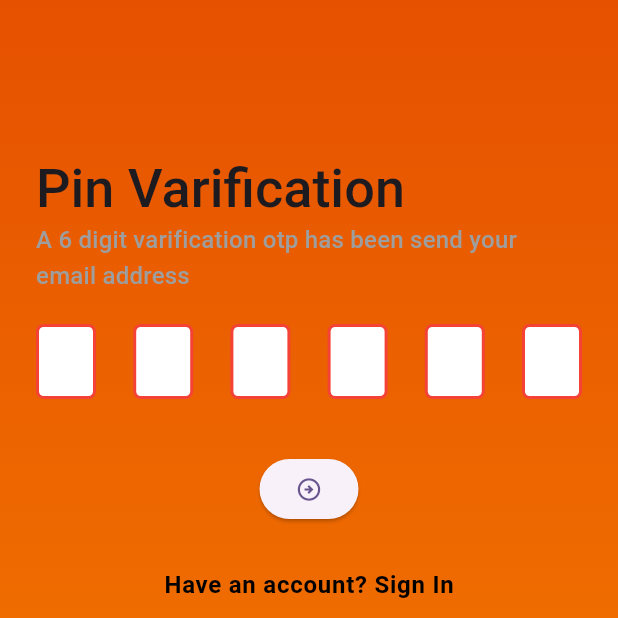
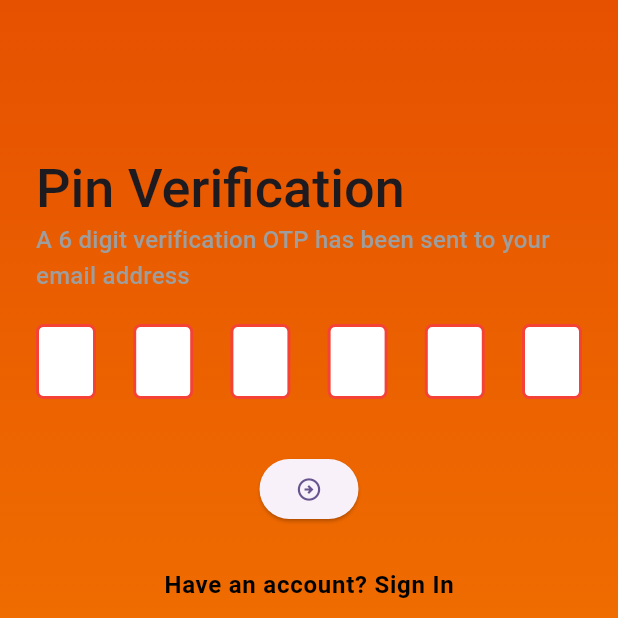
Before and after one commit to loftyala/task_manager_app, a Flutter app: the PinVerificationPage screen opened directly with empty values, after a tap on the "arrow circle right" icon, on a phone screen of 412 x 824 dp, the top half of it. Run offline on Flutter 3.47's test engine with Material 3 defaults, Android fonts, the phone set to English and light mode, and no system bars; drawn by our look-alikes of pin_code_fields; our stand-ins replace flutter_svg, image_picker, shared_preferences; accounts and stored records are empty; network calls fail.

Commit message:
updated more

```diff
--- a/lib/OnBoardingScreens/pinVerification.dart
+++ b/lib/OnBoardingScreens/pinVerification.dart
@@ -1,4 +1,3 @@
-
 import 'package:flutter/gestures.dart';
 import 'package:flutter/material.dart';
 import 'package:pin_code_fields/pin_code_fields.dart';
@@ -8,14 +7,12 @@ import 'package:task_manager_app/style/background.dart';
 import '../Data/utils.dart';
 import '../Data/Model/network_response.dart';
 import '../Data/Service/networkCaller.dart';
-
 class PinVerificationPage extends StatefulWidget {
   PinVerificationPage({super.key, required this.email});
   final String email;
 
   @override
-  State<PinVerificationPage> createState() =>
-      _PinVerificationPageState();
+  State<PinVerificationPage> createState() => _PinVerificationPageState();
 }
 
 class _PinVerificationPageState extends State<PinVerificationPage> {
@@ -38,31 +35,23 @@ class _PinVerificationPageState extends State<PinVerificationPage> {
               child: Column(
                 crossAxisAlignment: CrossAxisAlignment.start,
                 children: [
-                const SizedBox(
-                  height: 80,
+                  const SizedBox(height: 80),
+                  Text(
+                    "Pin Verification",
+                    style: textTheme.displaySmall?.copyWith(fontWeight: FontWeight.w500),
                   ),
                   Text(
-                  "Pin Varification",
-                  style: textTheme.displaySmall
-                      ?.copyWith(fontWeight: FontWeight.w500),
-                ),
-                Text(
-                  "A 6 digit varification otp has been send your email address",
+                    "A 6 digit verification OTP has been sent to your email address",
                     style: textTheme.titleMedium?.copyWith(color: Colors.grey),
                   ),
-                const SizedBox(
-                  height: 20,
-                ),
+                  const SizedBox(height: 20),
                   buildOTP_InputForm(),
-                const SizedBox(
-                  height: 30,
-                ),
+                  const SizedBox(height: 30),
                   buildHaveAnAccountSection()
                 ],
               ),
             ),
           ),
-
         ],
       ),
     );
@@ -115,9 +104,7 @@ class _PinVerificationPageState extends State<PinVerificationPage> {
           enableActiveFill: true,
           appContext: context,
         ),
-        const SizedBox(
-          height: 20,
-        ),
+        const SizedBox(height: 20),
         ElevatedButton(
           onPressed: onTapNextButton,
           child: const Icon(Icons.arrow_circle_right_outlined),
@@ -127,17 +114,19 @@ class _PinVerificationPageState extends State<PinVerificationPage> {
   }
 
   Future<void> onTapNextButton() async {
+    setState(() {
       otpInprogress = true;
-    setState(() {});
+    });
 
     final NetworkResponse response = await NetworkCaller.getRequest(
-      url:   Urls.recoverVerifyOtp(widget.email, otpCtrl.text), );
+      url: Urls.recoverVerifyOtp(widget.email, otpCtrl.text),
+    );
 
+    setState(() {
       otpInprogress = false;
-    setState(() {});
+    });
 
     if (response.isSuccess) {
-
       Navigator.push(
           context,
           MaterialPageRoute(
```
Lines whose indentation alone changed are shown as unchanged.
